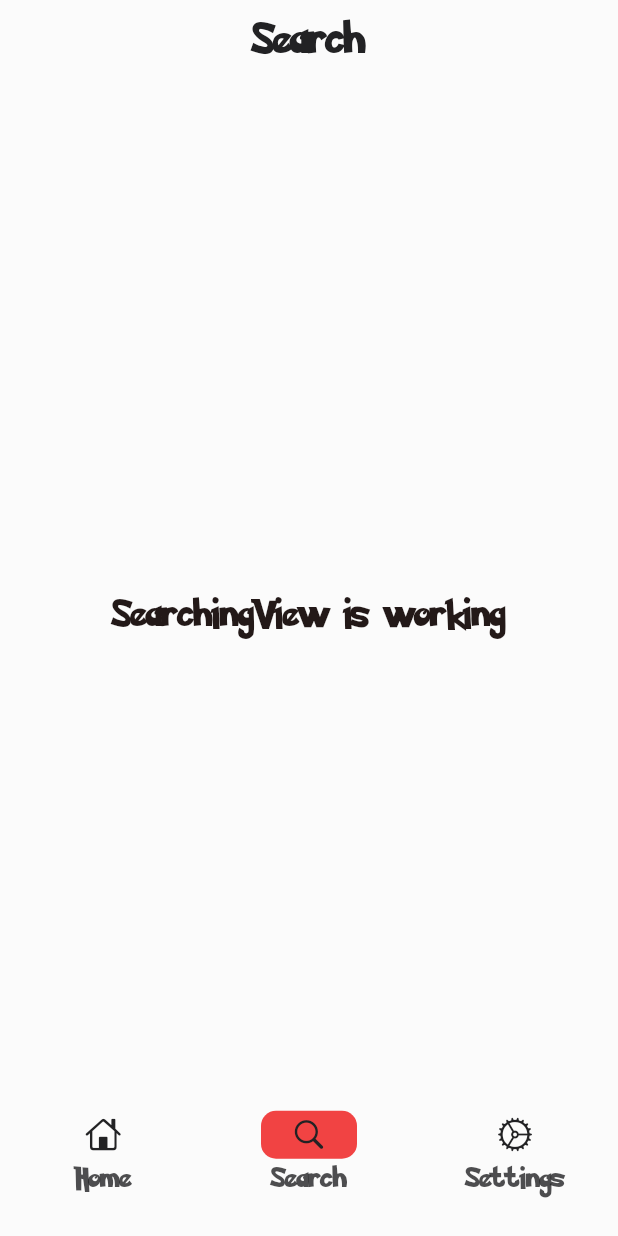
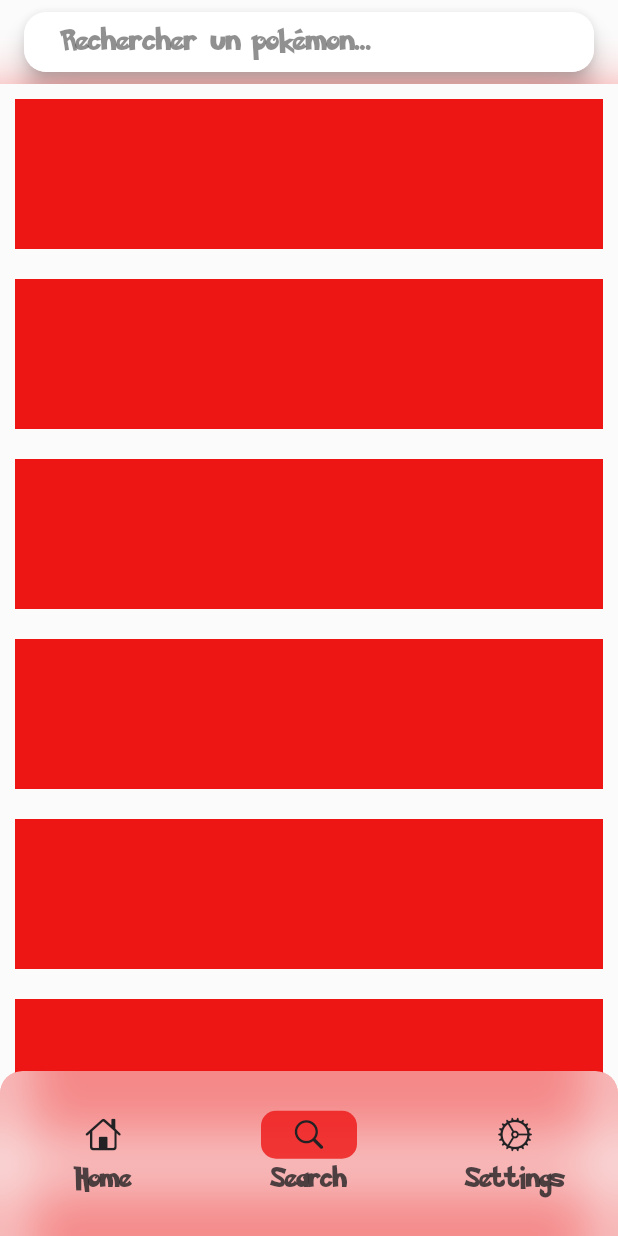
Before and after one commit to JurojinKun/flutter_test_getX, a Flutter app: the screen it shows after launch, item 2 of the bottom bar chosen, on a phone screen of 412 x 824 dp. Run offline on Flutter 3.47's test engine with Material 3 defaults, Android fonts, the phone set to English and light mode, and no system bars; our stand-ins replace get, get_storage, pull_to_refresh_flutter3; network calls fail.

Commit message:
Search view
- implement ui/logic search bar => wip

```diff
--- a/lib/app/modules/searching/views/searching_view.dart
+++ b/lib/app/modules/searching/views/searching_view.dart
@@ -1,24 +1,71 @@
+import 'dart:ui';
+
 import 'package:flutter/material.dart';
-import 'package:flutter_test_getx/app/widgets/app_bar_custom.dart';
 
 import 'package:get/get.dart';
 
 import '../controllers/searching_controller.dart';
 
 class SearchingView extends GetView<SearchingController> {
-  const SearchingView({super.key});
+  final TextEditingController _searchController = TextEditingController();
+
+  SearchingView({super.key});
+
   @override
   Widget build(BuildContext context) {
     return Scaffold(
       extendBodyBehindAppBar: true,
-      appBar: PreferredSize(
-            preferredSize: Size(MediaQuery.of(context).size.width,
-                AppBar().preferredSize.height),
-            child: AppBarCustom(title: "searching.title".tr)),
-      body: const Center(
-        child: Text(
-          'SearchingView is working',
-          style: TextStyle(fontSize: 20),
+      appBar: _appBarWithSearch(context),
+      body: ListView.builder(
+        shrinkWrap: true,
+        itemCount: 23,
+        itemBuilder: (_, index) {
+        return Container(
+          color: Theme.of(context).colorScheme.primary,
+          height: 100,
+          margin: const EdgeInsets.all(10.0),
+        );
+      }),
+    );
+  }
+
+  AppBar _appBarWithSearch(BuildContext context) {
+    return AppBar(
+      automaticallyImplyLeading: false,
+      elevation: 0,
+      backgroundColor:
+          Theme.of(context).scaffoldBackgroundColor.withOpacity(0.5),
+      flexibleSpace: ClipRRect(
+        child: BackdropFilter(
+          filter: ImageFilter.blur(sigmaX: 20, sigmaY: 20),
+          child: Padding(
+            padding:
+                const EdgeInsets.symmetric(horizontal: 16.0, vertical: 8.0),
+            child: SafeArea(
+              child: Material(
+                elevation: 6,
+                borderRadius: BorderRadius.circular(15.0),
+                child: TextField(
+                  controller: _searchController,
+                  textInputAction: TextInputAction.search,
+                  decoration: InputDecoration(
+                    hintText: 'Rechercher un pokémon...',
+                    hintStyle: TextStyle(color: Theme.of(context).indicatorColor.withOpacity(0.5)),
+                    filled: true,
+                    fillColor: Theme.of(context).colorScheme.secondary,
+                    border: OutlineInputBorder(
+                      borderRadius: BorderRadius.circular(15.0),
+                      borderSide: BorderSide.none,
+                    ),
+                    contentPadding:
+                        const EdgeInsets.symmetric(vertical: 0.0, horizontal: 20.0),
+                  ),
+                  style: TextStyle(color: Theme.of(context).indicatorColor.withOpacity(0.8)),
+                  onSubmitted: (value) async => await controller.searchPokemon(value),
+                ),
+              ),
+            ),
+          ),
         ),
       ),
     );
--- a/lib/app/routes/app_pages.dart
+++ b/lib/app/routes/app_pages.dart
@@ -38,7 +38,7 @@ class AppPages {
     ),
     GetPage(
       name: Routes.searching,
-      page: () => const SearchingView(),
+      page: () => SearchingView(),
       binding: SearchingBinding(),
     ),
     GetPage(
@@ -71,7 +71,7 @@ class AppPages {
     if (routeSettings.name == Routes.searching) {
       return GetPageRoute(
           routeName: Routes.home,
-          page: () => const SearchingView(),
+          page: () => SearchingView(),
           binding: SearchingBinding());
     }
     return null;
```
Also changed, not shown: lib/app/data/api_service.dart (+17 -4 lines), lib/app/modules/searching/controllers/searching_controller.dart (+14 -17 lines).
